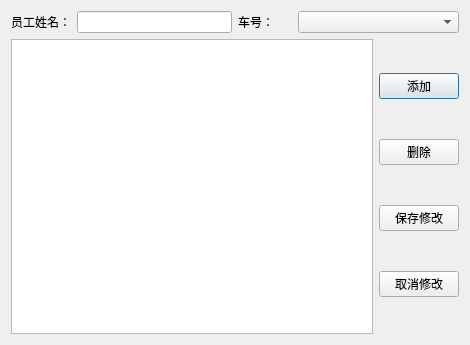
Qt form peopledialog.ui (chksong/MineCarsManage) before a commit.
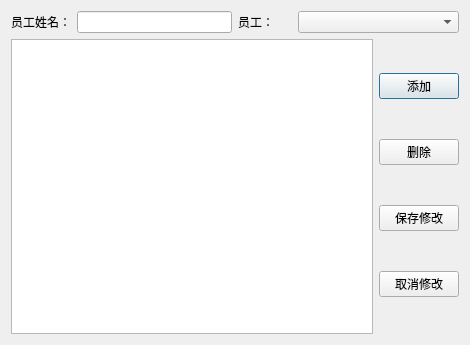
The same form after that commit.

Commit message: 员工信息测试了 ECS键 退出，ComBox

Patch:
```diff
--- a/peopledialog.ui
+++ b/peopledialog.ui
@@ -37,7 +37,7 @@
          <item>
           <widget class="QLabel" name="label_2">
            <property name="text">
-            <string>车号：</string>
+            <string>员工：</string>
            </property>
           </widget>
          </item>
```
The commit also changes 3 other files.
